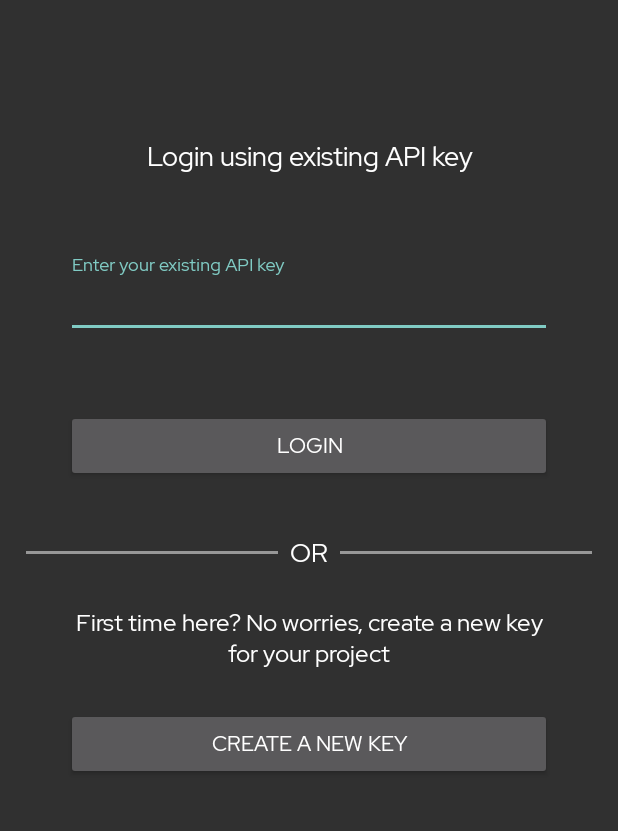
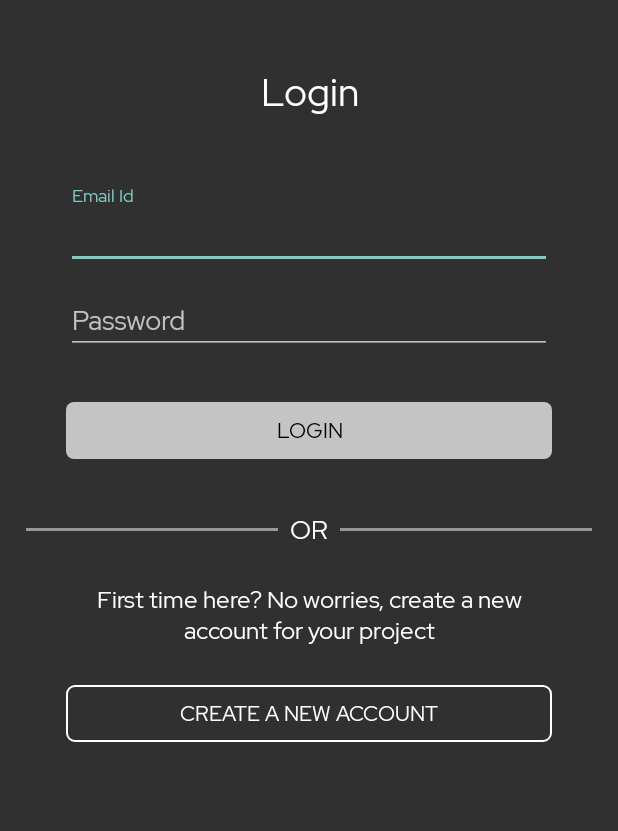
Before and after one commit to CleanPegasus/TensorDash, an Android app: the screen it shows after launch (LoginActivity), on a phone screen of 412 x 824 dp, the part 204-1035 px from its top. Run offline under Robolectric (Android 15) with nearby library versions, the phone set to English and light mode, and no system bars.

Commit message:
Remove CreateAPIKeyActivity, Update Login Activity

```diff
--- a/Android App/app/build.gradle
+++ b/Android App/app/build.gradle
@@ -16,6 +16,10 @@ android {
             proguardFiles getDefaultProguardFile('proguard-android-optimize.txt'), 'proguard-rules.pro'
         }
     }
+    compileOptions {
+        sourceCompatibility = 1.8
+        targetCompatibility = 1.8
+    }
 }
 
 dependencies {
--- a/Android App/app/src/main/AndroidManifest.xml
+++ b/Android App/app/src/main/AndroidManifest.xml
@@ -10,7 +10,9 @@
         android:roundIcon="@mipmap/ic_launcher_round"
         android:supportsRtl="true"
         android:theme="@style/AppTheme">
-        <activity android:name=".view.ui.LoginActivity"></activity>
+        <activity android:name=".view.ui.SignUpActivity"></activity>
+        <activity android:name=".view.ui.CreateAPIKeyActivity" />
+        <activity android:name=".view.ui.LoginActivity" />
         <activity android:name=".view.ui.SplashActivity">
             <intent-filter>
                 <action android:name="android.intent.action.MAIN" />
--- a/Android App/app/src/main/java/com/example/tensordash/view/ui/LoginActivity.java
+++ b/Android App/app/src/main/java/com/example/tensordash/view/ui/LoginActivity.java
@@ -2,7 +2,10 @@ package com.example.tensordash.view.ui;
 
 import androidx.appcompat.app.AppCompatActivity;
 
+import android.content.Intent;
 import android.os.Bundle;
+import android.view.View;
+import android.widget.Button;
 
 import com.example.tensordash.R;
 
@@ -13,5 +16,12 @@ public class LoginActivity extends AppCompatActivity {
         super.onCreate(savedInstanceState);
         getSupportActionBar().hide();
         setContentView(R.layout.activity_login);
+
+        Button button = findViewById(R.id.button_create_new_key);
+        button.setOnClickListener(v->{
+            Intent intent = new Intent(LoginActivity.this, SignUpActivity   .class);
+            startActivity(intent);
+        });
+
     }
 }
--- /dev/null
+++ b/Android App/app/src/main/res/drawable-v21/ripple_effect.xml
@@ -0,0 +1,13 @@
+<?xml version="1.0" encoding="utf-8"?>
+<ripple xmlns:android="http://schemas.android.com/apk/res/android"
+    android:color="@color/ripple_material_dark">
+
+    <item android:id="@android:id/mask">
+        <shape android:shape="rectangle">
+            <solid android:color="@android:color/white" />
+            <corners android:radius="5dp" />
+        </shape>
+    </item>
+
+    <item android:drawable="@drawable/filled_button_background" />
+</ripple>
--- /dev/null
+++ b/Android App/app/src/main/res/drawable/border_transparent_button.xml
@@ -0,0 +1,8 @@
+<?xml version="1.0" encoding="utf-8"?>
+<shape xmlns:android="http://schemas.android.com/apk/res/android">
+    <stroke
+        android:width="1dp"
+        android:color="@android:color/white" />
+    <solid android:color="@android:color/transparent" />
+    <corners android:radius="5dp" />
+</shape>
--- /dev/null
+++ b/Android App/app/src/main/res/drawable/filled_button_background.xml
@@ -0,0 +1,10 @@
+<?xml version="1.0" encoding="utf-8"?>
+<shape xmlns:android="http://schemas.android.com/apk/res/android"
+    android:shape="rectangle">
+    <corners
+        android:bottomRightRadius="5dp"
+        android:topRightRadius="5dp"
+        android:bottomLeftRadius="5dp"
+        android:topLeftRadius="5dp"/>
+    <solid android:color="@color/buttonBackground" />
+</shape>
--- /dev/null
+++ b/Android App/app/src/main/res/drawable/filled_button_selected.xml
@@ -0,0 +1,8 @@
+<?xml version="1.0" encoding="utf-8"?>
+<shape xmlns:android="http://schemas.android.com/apk/res/android"
+    android:shape="rectangle">
+
+    <solid android:color="#FFFFFF"/>
+    <!-- corners corners -->
+    <corners android:radius="5dp" />
+</shape>
--- /dev/null
+++ b/Android App/app/src/main/res/drawable/ic_arrow_back_24dp.xml
@@ -0,0 +1,9 @@
+<vector xmlns:android="http://schemas.android.com/apk/res/android"
+        android:width="24dp"
+        android:height="24dp"
+        android:viewportWidth="24.0"
+        android:viewportHeight="24.0">
+    <path
+        android:fillColor="#FFFFFF"
+        android:pathData="M20,11H7.83l5.59,-5.59L12,4l-8,8 8,8 1.41,-1.41L7.83,13H20v-2z"/>
+</vector>
--- /dev/null
+++ b/Android App/app/src/main/res/drawable/ripple_effect.xml
@@ -0,0 +1,7 @@
+<?xml version="1.0" encoding="utf-8"?>
+<selector xmlns:android="http://schemas.android.com/apk/res/android">
+    <item android:state_pressed="true" android:drawable="@drawable/filled_button_selected" />
+    <item android:state_focused="true" android:drawable="@drawable/filled_button_selected" />
+    <item android:state_selected="true" android:drawable="@drawable/filled_button_selected" />
+    <item android:drawable="@drawable/filled_button_background" />
+</selector>
--- /dev/null
+++ b/Android App/app/src/main/res/font/roboto_mono.xml
@@ -0,0 +1,8 @@
+<?xml version="1.0" encoding="utf-8"?>
+<font-family xmlns:android="http://schemas.android.com/apk/res/android"
+    xmlns:app="http://schemas.android.com/apk/res-auto">
+    <font
+        app:fontStyle="normal"
+        app:font="@font/roboto_mono_light"
+        />
+</font-family>
--- a/Android App/app/src/main/res/layout/activity_login.xml
+++ b/Android App/app/src/main/res/layout/activity_login.xml
@@ -35,11 +35,11 @@
         android:id="@+id/textView"
         android:layout_width="match_parent"
         android:layout_height="wrap_content"
-        android:layout_marginTop="92sp"
+        android:layout_marginTop="44dp"
         android:gravity="center"
-        android:text="Login using existing API key"
+        android:text="Login"
         android:textColor="@android:color/white"
-        android:textSize="18sp"
+        android:textSize="26sp"
         app:layout_constraintTop_toBottomOf="@+id/linearLayout" />
 
     <com.google.android.material.textfield.TextInputLayout
@@ -47,14 +47,35 @@
         android:layout_width="match_parent"
         android:layout_height="wrap_content"
         android:layout_marginLeft="44dp"
-        android:layout_marginTop="52dp"
+        android:layout_marginTop="44dp"
         android:layout_marginRight="44dp"
-        android:hint="Enter your existing API key"
+        android:hint="Email Id"
         app:layout_constraintTop_toBottomOf="@+id/textView">
 
         <com.google.android.material.textfield.TextInputEditText
             android:layout_width="match_parent"
             android:layout_height="wrap_content"
+            android:inputType="textEmailAddress"
+            android:textColor="@android:color/white"
+            android:textColorHint="@android:color/darker_gray">
+
+        </com.google.android.material.textfield.TextInputEditText>
+
+    </com.google.android.material.textfield.TextInputLayout>
+
+    <com.google.android.material.textfield.TextInputLayout
+        android:id="@+id/textInputLayout2"
+        android:layout_width="match_parent"
+        android:layout_height="wrap_content"
+        android:layout_marginLeft="44dp"
+        android:layout_marginRight="44dp"
+        android:hint="Password"
+        app:layout_constraintTop_toBottomOf="@+id/textInputLayout">
+
+        <com.google.android.material.textfield.TextInputEditText
+            android:layout_width="match_parent"
+            android:layout_height="wrap_content"
+            android:inputType="textPassword"
             android:textColor="@android:color/white"
             android:textColorHint="@android:color/darker_gray">
 
@@ -64,13 +85,16 @@
 
     <Button
         android:id="@+id/button_login"
+        style="@style/Widget.AppCompat.Button.Borderless"
         android:layout_width="match_parent"
-        android:layout_height="wrap_content"
+        android:layout_height="38dp"
         android:layout_marginLeft="44dp"
-        android:layout_marginTop="48dp"
+        android:layout_marginTop="32dp"
         android:layout_marginRight="44dp"
+        android:background="@drawable/ripple_effect"
         android:text="Login"
-        app:layout_constraintTop_toBottomOf="@+id/textInputLayout" />
+        android:textColor="@android:color/black"
+        app:layout_constraintTop_toBottomOf="@+id/textInputLayout2" />
 
     <LinearLayout
         android:id="@+id/linearLayout2"
@@ -113,19 +137,22 @@
         android:layout_marginLeft="44dp"
         android:layout_marginTop="24dp"
         android:layout_marginRight="44dp"
-        android:text="First time here? No worries, create a new key for your project"
+        android:text="First time here? No worries, create a new account for your project"
         android:textAlignment="center"
         android:textColor="@android:color/white"
         android:textSize="16dp"
         app:layout_constraintTop_toBottomOf="@+id/linearLayout2" />
 
     <Button
+        android:id="@+id/button_create_new_key"
         android:layout_width="match_parent"
-        android:layout_height="wrap_content"
+        android:layout_height="38dp"
         android:layout_marginLeft="44dp"
+        android:layout_marginTop="26dp"
         android:layout_marginRight="44dp"
-        android:text="Create a new key"
-        android:layout_marginTop="26dp"
+        android:background="@drawable/border_transparent_button"
+        android:text="Create a new account"
+        android:textColor="@android:color/white"
         app:layout_constraintTop_toBottomOf="@+id/textView3" />
 
 
--- a/Android App/app/src/main/res/values/colors.xml
+++ b/Android App/app/src/main/res/values/colors.xml
@@ -7,4 +7,5 @@
     <color name="backgroundColor">#303030</color>
     <color name="actionBarColor">#171717</color>
     <color name="statusBarColor">#000000</color>
+    <color name='buttonBackground'>#C4C4C4</color>
 </resources>
```
Also changed, not shown: Android App/app/src/main/res/font/roboto_mono_light.ttf (added).
